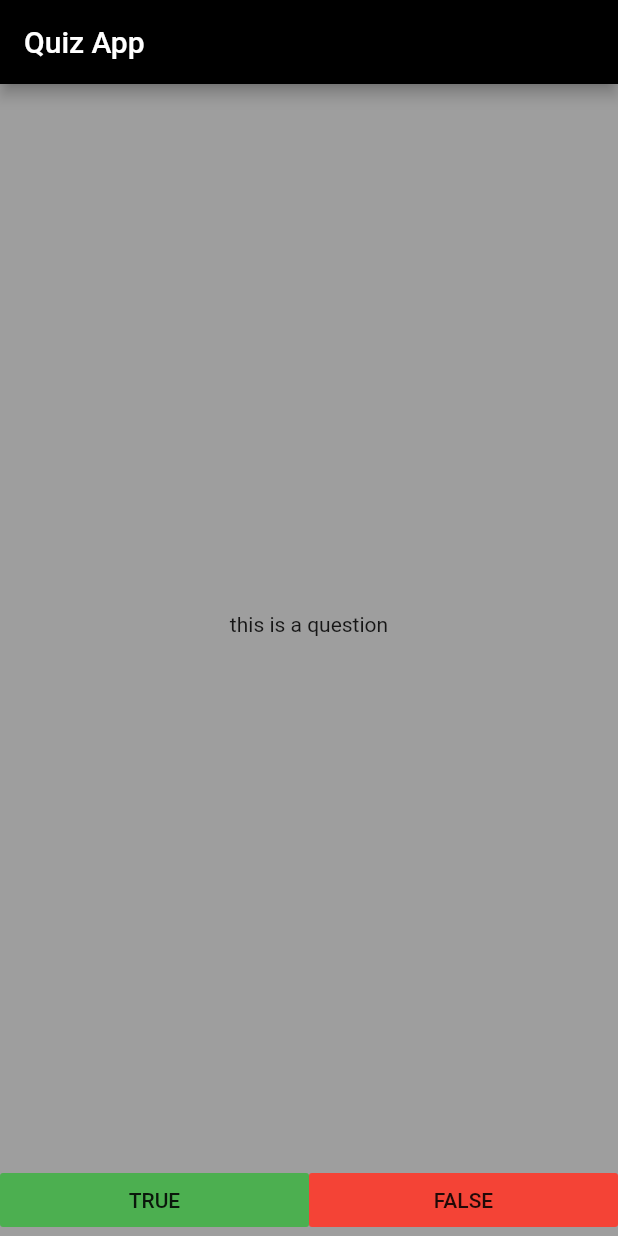
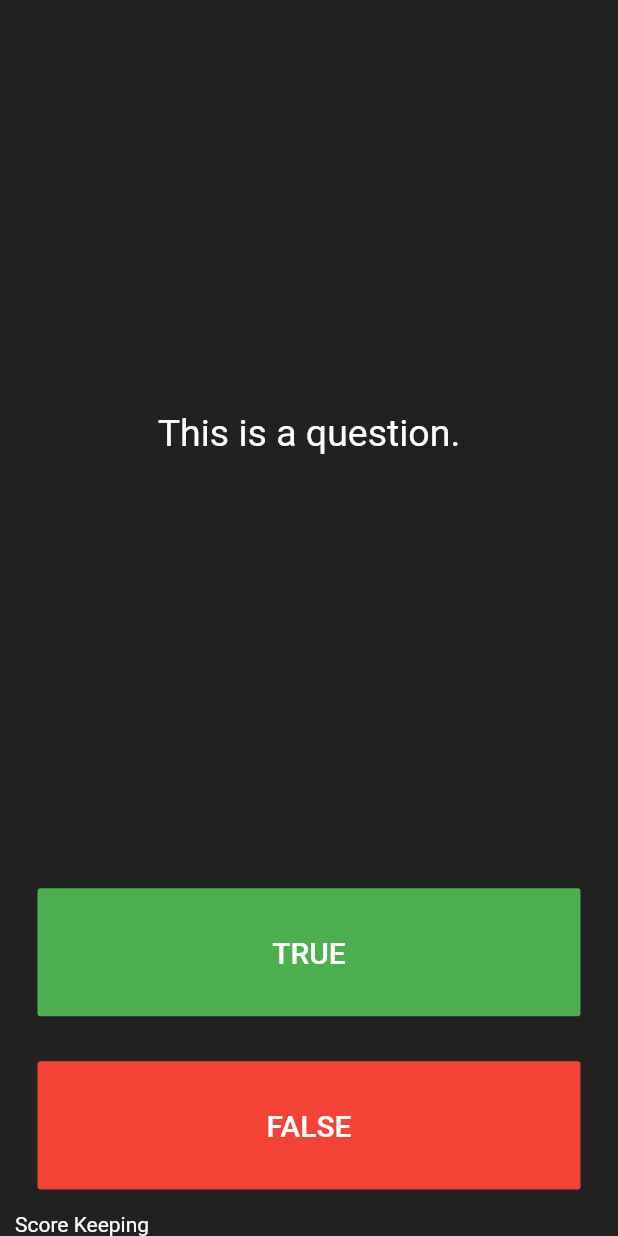
Before and after one commit to anu-1806/QuizApp, a Flutter app: the screen it shows after launch, on a phone screen of 412 x 824 dp. Run offline on Flutter 3.47's test engine with Material 2 defaults, Android fonts, the phone set to English and light mode, and no system bars.

Commit message:
design improved

```diff
--- a/lib/main.dart
+++ b/lib/main.dart
@@ -1,32 +1,30 @@
 import 'package:flutter/material.dart';
 
-void main() {
-  runApp(MyApp());
-}
+void main() => runApp(Quizzler());
 
-class MyApp extends StatelessWidget {
-  // This widget is the root of your application.
+class Quizzler extends StatelessWidget {
   @override
   Widget build(BuildContext context) {
     return MaterialApp(
       home: Scaffold(
-        backgroundColor: Colors.grey,
-        appBar: AppBar(
-          title: Text('Quiz App'),
-          backgroundColor: Colors.black,
+        backgroundColor: Colors.grey.shade900,
+        body: SafeArea(
+          child: Padding(
+            padding: EdgeInsets.symmetric(horizontal: 10.0),
+            child: QuizPage(),
+          ),
         ),
-        body: SafeArea(child: QuizApp()),
       ),
     );
   }
 }
 
-class QuizApp extends StatefulWidget {
+class QuizPage extends StatefulWidget {
   @override
-  _QuizAppState createState() => _QuizAppState();
+  _QuizPageState createState() => _QuizPageState();
 }
 
-class _QuizAppState extends State<QuizApp> {
+class _QuizPageState extends State<QuizPage> {
   @override
   Widget build(BuildContext context) {
     return Column(
@@ -34,28 +32,66 @@ class _QuizAppState extends State<QuizApp> {
       crossAxisAlignment: CrossAxisAlignment.stretch,
       children: <Widget>[
         Expanded(
-          child: Center(
-            child: Text('this is a question'),
+          flex: 5,
+          child: Padding(
+            padding: EdgeInsets.all(10.0),
+            child: Center(
+              child: Text(
+                'This is a question.',
+                textAlign: TextAlign.center,
+                style: TextStyle(
+                  fontSize: 25.0,
+                  color: Colors.white,
+                ),
+              ),
+            ),
+          ),
+        ),
+        Expanded(
+          child: Padding(
+            padding: EdgeInsets.all(15.0),
+            child: FlatButton(
+              textColor: Colors.white,
+              color: Colors.green,
+              child: Text(
+                'TRUE',
+                style: TextStyle(
+                  color: Colors.white,
+                  fontSize: 20.0,
+                ),
+              ),
+              onPressed: () {
+                //The user picked true.
+              },
+            ),
+          ),
+        ),
+        Expanded(
+          child: Padding(
+            padding: EdgeInsets.all(15.0),
+            child: FlatButton(
+              color: Colors.red,
+              child: Text(
+                'FALSE',
+                style: TextStyle(
+                  fontSize: 20.0,
+                  color: Colors.white,
+                ),
+              ),
+              onPressed: () {
+                //The user picked false.
+              },
+            ),
           ),
         ),
         Row(
           children: <Widget>[
-            Expanded(
-              child: FlatButton(
-                color: Colors.green,
-                onPressed: () {},
-                child: Text('TRUE'),
-              ),
-            ),
-            Expanded(
-              child: FlatButton(
-                color: Colors.red,
-                onPressed: () {},
-                child: Text('FALSE'),
-              ),
-            ),
+            Text(
+              'Score Keeping',
+              style: TextStyle(color: Colors.white),
+            )
           ],
-        ),
+        )
       ],
     );
   }
```
Also changed, not shown: 1 other file.
